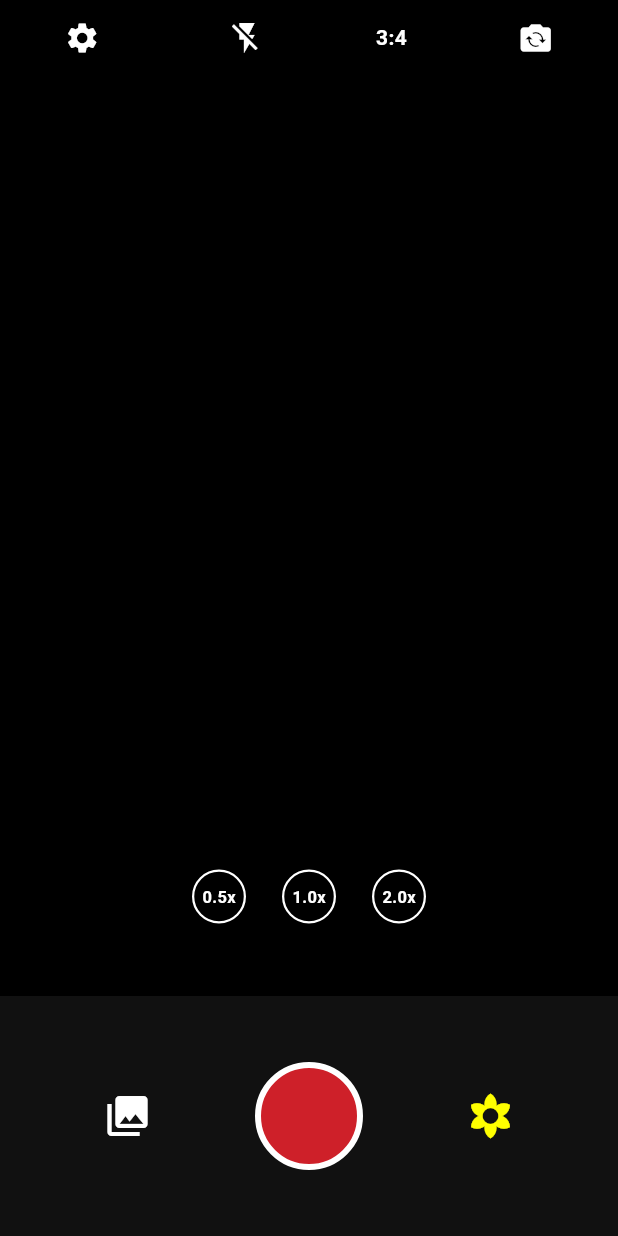
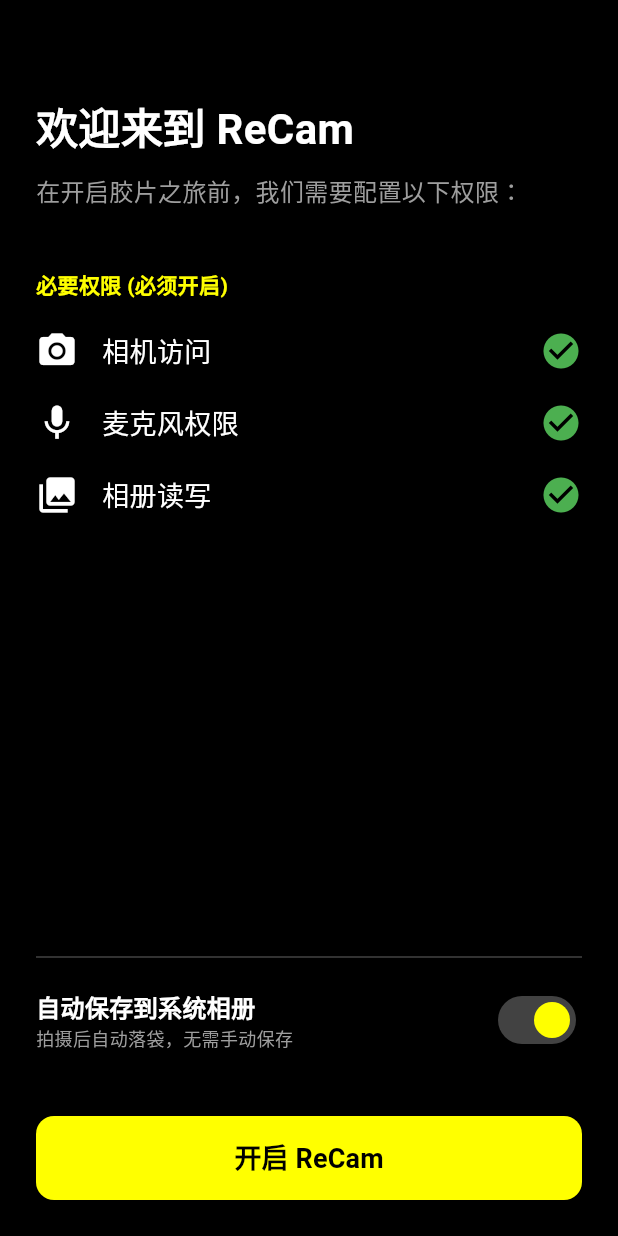
Before and after one commit to ESTHERWONGONG/recam_flutter, a Flutter app: the screen it shows after launch, on a phone screen of 412 x 824 dp. Run offline on Flutter 3.47's test engine with Material 3 defaults, Android fonts, the phone set to English and light mode, and no system bars; our stand-ins replace permission_handler, plugin_platform_interface, shared_preferences.

Commit message:
ReCam v1.4: 完成权限引导页 + 首次启动流程 + iOS Podfile配置

```diff
--- a/lib/app.dart
+++ b/lib/app.dart
@@ -1,5 +1,4 @@
 import 'package:flutter/material.dart';
-
 import 'features/camera/camera_screen.dart';
 import 'features/editor/filter_screen.dart';
 import 'features/editor/frame_screen.dart';
@@ -7,20 +6,31 @@
 import 'features/gallery/gallery_screen.dart';
 import 'features/settings/settings_screen.dart';
 import 'features/creator/creator_list_screen.dart';
+import 'features/onboarding/permission_screen.dart'; // ✅ 引入引导页
 
 class ReCamApp extends StatelessWidget {
-  const ReCamApp({super.key});
+  // ✅ 允许接收外部传入的第一页
+  final Widget? home;
+
+  const ReCamApp({super.key, this.home});
 
   @override
   Widget build(BuildContext context) {
     return MaterialApp(
       title: 'ReCam',
+      debugShowCheckedModeBanner: false,
       theme: ThemeData(
         useMaterial3: true,
         colorSchemeSeed: Colors.pink,
+        scaffoldBackgroundColor: Colors.black,
       ),
-      home: const CameraScreen(),
+      // ✅ 优先使用传入的 home (引导页)，如果没传才去相机
+      home: home ?? const CameraScreen(),
+
+      // 路由表
       routes: {
+        PermissionScreen.route: (_) => const PermissionScreen(),
+        CameraScreen.route: (_) => const CameraScreen(),
         FilterScreen.route: (_) => const FilterScreen(),
         FrameScreen.route: (_) => const FrameScreen(),
         StickerScreen.route: (_) => const StickerScreen(),
--- /dev/null
+++ b/lib/features/onboarding/permission_screen.dart
@@ -0,0 +1,199 @@
+import 'package:flutter/material.dart';
+import 'package:permission_handler/permission_handler.dart';
+import 'package:shared_preferences/shared_preferences.dart';
+import '../camera/camera_screen.dart';
+
+class PermissionScreen extends StatefulWidget {
+  static const route = '/permission';
+  const PermissionScreen({super.key});
+
+  @override
+  State<PermissionScreen> createState() => _PermissionScreenState();
+}
+
+class _PermissionScreenState extends State<PermissionScreen> {
+  // 权限状态 (❌ = false, ✅ = true)
+  bool _cameraGranted = false;
+  bool _micGranted = false;
+  bool _photoGranted = false;
+
+  // 偏好设置 (默认开启自动保存)
+  bool _autoSaveEnabled = true;
+
+  @override
+  void initState() {
+    super.initState();
+    _checkInitialStatus();
+  }
+
+  // 1. 刚进来时，检查一下当前状态
+  Future<void> _checkInitialStatus() async {
+    final camera = await Permission.camera.status;
+    final mic = await Permission.microphone.status;
+    final photos = await Permission.photos.status;
+    final photosAdd = await Permission.photosAddOnly.status;
+
+    if (mounted) {
+      setState(() {
+        _cameraGranted = camera.isGranted;
+        _micGranted = mic.isGranted;
+        // iOS 14+ 可能是 limited (部分访问)，也算通过
+        _photoGranted = photos.isGranted || photos.isLimited || photosAdd.isGranted || photosAdd.isLimited;
+      });
+    }
+  }
+
+  // 2. 点击按钮：请求所有必要权限
+  Future<void> _requestAllPermissions() async {
+    // 这是一个数组，iOS 会依次弹窗
+    Map<Permission, PermissionStatus> statuses = await [
+      Permission.camera,
+      Permission.microphone,
+      Permission.photos,
+    ].request();
+
+    if (mounted) {
+      setState(() {
+        _cameraGranted = statuses[Permission.camera]!.isGranted;
+        _micGranted = statuses[Permission.microphone]!.isGranted;
+
+        final p = statuses[Permission.photos]!;
+        _photoGranted = p.isGranted || p.isLimited;
+      });
+    }
+  }
+
+  // 3. 进入 App (存配置 + 跳转)
+  Future<void> _enterApp() async {
+    final prefs = await SharedPreferences.getInstance();
+
+    // A. 记录“用户已完成引导”，下次不显示这页了
+    await prefs.setBool('has_completed_onboarding', true);
+
+    // B. 记录“自动保存”的开关状态 (供相机页读取)
+    await prefs.setBool('auto_save_to_gallery', _autoSaveEnabled);
+
+    // C. 跳转相机
+    if (mounted) {
+      // pushReplacementNamed 意味着“关门”，用户按返回键回不到这里
+      Navigator.pushReplacementNamed(context, CameraScreen.route);
+    }
+  }
+
+  @override
+  Widget build(BuildContext context) {
+    // 只有 3 个硬性指标都满足，才能进门
+    final bool canEnter = _cameraGranted && _micGranted && _photoGranted;
+
+    return Scaffold(
+      backgroundColor: Colors.black,
+      body: SafeArea(
+        child: Padding(
+          padding: const EdgeInsets.all(24.0),
+          child: Column(
+            crossAxisAlignment: CrossAxisAlignment.start,
+            children: [
+              const SizedBox(height: 40),
+              const Text("欢迎来到 ReCam", style: TextStyle(color: Colors.white, fontSize: 28, fontWeight: FontWeight.bold)),
+              const SizedBox(height: 10),
+              const Text("在开启胶片之旅前，我们需要配置以下权限：", style: TextStyle(color: Colors.grey, fontSize: 16)),
+
+              const SizedBox(height: 40),
+
+              // --- 必选项 (上部) ---
+              const Text("必要权限 (必须开启)", style: TextStyle(color: Colors.yellowAccent, fontSize: 14, fontWeight: FontWeight.bold)),
+              const SizedBox(height: 20),
+              _buildPermissionItem("相机访问", Icons.camera_alt, _cameraGranted),
+              _buildPermissionItem("麦克风权限", Icons.mic, _micGranted),
+              _buildPermissionItem("相册读写", Icons.photo_library, _photoGranted),
+
+              // 如果还没全绿，显示这个授权按钮
+              if (!canEnter)
+                Padding(
+                  padding: const EdgeInsets.only(top: 20),
+                  child: Center(
+                    child: TextButton(
+                      onPressed: _requestAllPermissions,
+                      child: const Text("点击一次性授权所有", style: TextStyle(color: Colors.blueAccent, fontSize: 16)),
+                    ),
+                  ),
+                ),
+
+              const Spacer(),
+
+              // --- 分割线 ---
+              Divider(color: Colors.grey[800]),
+              const SizedBox(height: 10),
+
+              // --- 可选项 (下部) ---
+              Row(
+                mainAxisAlignment: MainAxisAlignment.spaceBetween,
+                children: [
+                  const Column(
+                    crossAxisAlignment: CrossAxisAlignment.start,
+                    children: [
+                      Text("自动保存到系统相册", style: TextStyle(color: Colors.white, fontSize: 16, fontWeight: FontWeight.bold)),
+                      Text("拍摄后自动落袋，无需手动保存", style: TextStyle(color: Colors.grey, fontSize: 12)),
+                    ],
+                  ),
+                  Switch(
+                    value: _autoSaveEnabled,
+                    activeColor: Colors.yellowAccent,
+                    trackColor: MaterialStateProperty.all(Colors.grey[800]),
+                    onChanged: (val) {
+                      setState(() => _autoSaveEnabled = val);
+                    },
+                  ),
+                ],
+              ),
+
+              const SizedBox(height: 40),
+
+              // --- 底部大按钮 ---
+              SizedBox(
+                width: double.infinity,
+                height: 56,
+                child: ElevatedButton(
+                  onPressed: canEnter ? _enterApp : null, // 没权限时禁用点击
+                  style: ElevatedButton.styleFrom(
+                    backgroundColor: Colors.yellowAccent,
+                    disabledBackgroundColor: Colors.grey[900],
+                    shape: RoundedRectangleBorder(borderRadius: BorderRadius.circular(12)),
+                  ),
+                  child: Text(
+                    canEnter ? "开启 ReCam" : "请先授权必要权限",
+                    style: TextStyle(
+                      color: canEnter ? Colors.black : Colors.grey,
+                      fontSize: 18,
+                      fontWeight: FontWeight.bold
+                    ),
+                  ),
+                ),
+              ),
+            ],
+          ),
+        ),
+      ),
+    );
+  }
+
+  // 辅助组件：权限列表项
+  Widget _buildPermissionItem(String label, IconData icon, bool isGranted) {
+    return Padding(
+      padding: const EdgeInsets.only(bottom: 20),
+      child: Row(
+        children: [
+          Icon(icon, color: Colors.white, size: 28),
+          const SizedBox(width: 16),
+          Expanded(child: Text(label, style: const TextStyle(color: Colors.white, fontSize: 18))),
+          // 状态图标：绿勾 or 灰圈
+          Icon(
+            isGranted ? Icons.check_circle : Icons.radio_button_unchecked,
+            color: isGranted ? Colors.green : Colors.grey,
+            size: 28,
+          ),
+        ],
+      ),
+    );
+  }
+}
--- a/lib/main.dart
+++ b/lib/main.dart
@@ -1,7 +1,36 @@
 import 'package:flutter/material.dart';
+import 'package:shared_preferences/shared_preferences.dart';
 import 'app.dart';
+import 'features/onboarding/permission_screen.dart';
+import 'features/camera/camera_screen.dart';
 
-void main() {
+void main() async {
+  // 1. 必须先初始化 Flutter 绑定，才能用 SharedPreferences
   WidgetsFlutterBinding.ensureInitialized();
-  runApp(const ReCamApp());
+
+  // 2. 查本地记录：是老用户吗？
+  final prefs = await SharedPreferences.getInstance();
+  final bool hasCompletedOnboarding = prefs.getBool('has_completed_onboarding') ?? false;
+
+  // 3. 决定第一页去哪
+  // 如果完成了引导 -> 去相机
+  // 如果没完成 -> 去权限引导页
+  final Widget firstScreen = hasCompletedOnboarding
+      ? const CameraScreen()
+      : const PermissionScreen();
+
+  // 4. 启动 App (用 Wrapper 包装一下传参数)
+  runApp(ReCamAppWrapper(initialScreen: firstScreen));
 }
+
+// 一个简单的包装器，负责把 firstScreen 传给 ReCamApp
+class ReCamAppWrapper extends StatelessWidget {
+  final Widget initialScreen;
+  const ReCamAppWrapper({super.key, required this.initialScreen});
+
+  @override
+  Widget build(BuildContext context) {
+    // 这里的 home 参数会传给 app.dart
+    return ReCamApp(home: initialScreen);
+  }
+}
```
Also changed, not shown: pubspec.yaml (+6 -3 lines), pubspec.lock, 5 other files.
